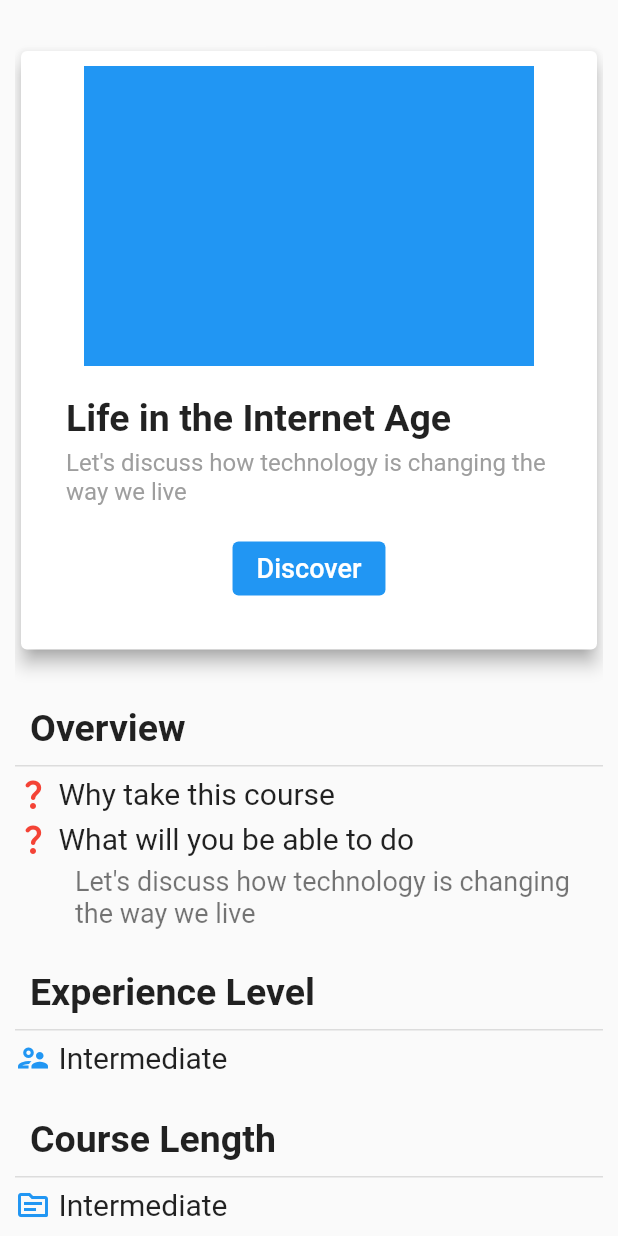
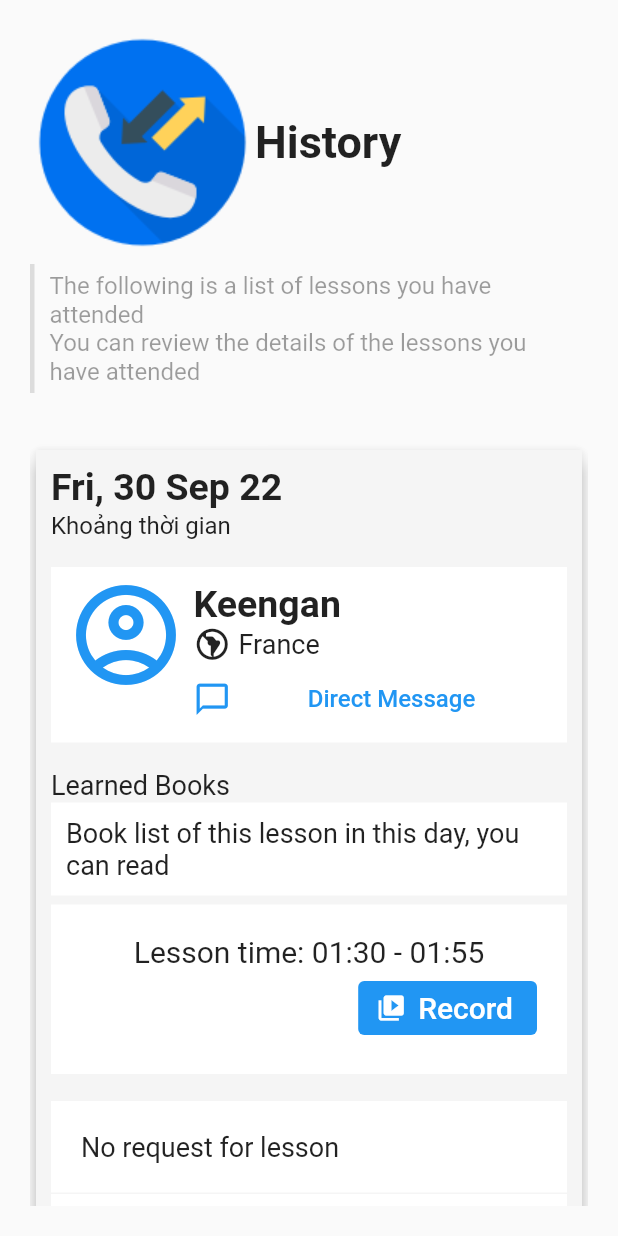
Before and after one commit to TranNgocVy/lectutor, a Flutter app: the screen it shows after launch, on a phone screen of 412 x 824 dp. Run offline on Flutter 3.47's test engine with Material 2 defaults, Android fonts, the phone set to English and light mode, and no system bars; our stand-ins replace flutter_svg_provider.

Commit message:
UI: schedule history

```diff
--- a/lectutor/lib/main.dart
+++ b/lectutor/lib/main.dart
@@ -6,6 +6,7 @@ import 'package:lectutor/auth/login.dart';
 import 'package:lectutor/auth/register.dart';
 import 'package:lectutor/course/courseDetail.dart';
 import 'package:lectutor/course/courseList.dart';
+import 'package:lectutor/schedule/scheduleHistory.dart';
 import 'package:lectutor/teacher/bookAClass.dart';
 import 'package:lectutor/teacher/teacherDetail.dart';
 import 'package:lectutor/teacher/teacherList.dart';
@@ -25,7 +26,7 @@ class MyApp extends StatelessWidget {
       theme: ThemeData(
         primarySwatch: Colors.yellow,
       ),
-      home: CourseDetail(),
+      home: ScheduleHistory(),
       // home: Profile(),
 
     );
--- /dev/null
+++ b/lectutor/lib/model/schedule.dart
@@ -0,0 +1,41 @@
+class Schedule{
+  String _day;
+  String _start;
+  String _end;
+  String _status;
+  int _teacherId;
+
+
+  Schedule(this._day, this._start, this._end, this._status, this._teacherId);
+
+
+  String get day => _day;
+
+  set day(String value) {
+    _day = value;
+  }
+
+  int get teacherId => _teacherId;
+
+  set teacherId(int value) {
+    _teacherId = value;
+  }
+
+  String get status => _status;
+
+  set status(String value) {
+    _status = value;
+  }
+
+  String get end => _end;
+
+  set end(String value) {
+    _end = value;
+  }
+
+  String get start => _start;
+
+  set start(String value) {
+    _start = value;
+  }
+}
--- /dev/null
+++ b/lectutor/lib/model/teacher.dart
@@ -0,0 +1,43 @@
+import 'package:lectutor/model/course.dart';
+import 'package:lectutor/model/schedule.dart';
+
+class Teacher{
+  int _id;
+  String _name;
+  String _natioonality;
+  List<Course> _courseList;
+  List<Schedule> _scheduleList;
+
+  Teacher(this._id, this._name, this._natioonality, this._courseList,
+      this._scheduleList);
+
+  List<Schedule> get scheduleList => _scheduleList;
+
+  set scheduleList(List<Schedule> value) {
+    _scheduleList = value;
+  }
+
+  List<Course> get courseList => _courseList;
+
+  set courseList(List<Course> value) {
+    _courseList = value;
+  }
+
+  String get natioonality => _natioonality;
+
+  set natioonality(String value) {
+    _natioonality = value;
+  }
+
+  String get name => _name;
+
+  set name(String value) {
+    _name = value;
+  }
+
+  int get id => _id;
+
+  set id(int value) {
+    _id = value;
+  }
+}
--- /dev/null
+++ b/lectutor/lib/schedule/scheduleHistory.dart
@@ -0,0 +1,421 @@
+
+import 'package:flutter/material.dart';
+import 'package:lectutor/model/course.dart';
+import 'package:lectutor/model/schedule.dart';
+import '../const/constVar.dart';
+import 'package:flutter_svg_provider/flutter_svg_provider.dart';
+
+import '../model/teacher.dart';
+
+
+
+class ScheduleHistory extends StatelessWidget {
+  const ScheduleHistory({super.key});
+
+  @override
+  Widget build(BuildContext context) {
+    return MaterialApp(
+        title: 'Hi',
+        home: Scaffold(
+          // appBar: AppBar(title: const Text(_title)),
+          resizeToAvoidBottomInset: false,
+          body: ScheduleHistoryPage(),
+        )
+    );
+  }
+}
+
+class ScheduleHistoryPage extends StatefulWidget {
+  const ScheduleHistoryPage({super.key});
+  @override
+  State<ScheduleHistoryPage> createState() => _ScheduleHistoryPage();
+
+}
+
+class _ScheduleHistoryPage extends State<ScheduleHistoryPage> {
+
+
+  @override
+  Widget build(BuildContext context) {
+    return Container(
+      padding: EdgeInsets.all(20),
+      child: ListView(
+        children: <Widget>[
+          Row(
+            mainAxisSize: MainAxisSize.max,
+            crossAxisAlignment: CrossAxisAlignment.center,
+            // mainAxisAlignment: MainAxisAlignment.spaceAround,
+            children: <Widget>[
+              Image(
+                image: Svg('asset/icon/history.svg'),
+              ),
+
+              Text(
+                "History",
+                textAlign: TextAlign.center,
+                style: TextStyle(
+                  fontSize: 30,
+                  fontWeight: FontWeight.bold,
+                ),
+              ),
+
+
+              // Expanded(
+              //   child: Container(
+              //     padding: EdgeInsets.only(left: 5,top: 5),
+              //     child: Column(
+              //       crossAxisAlignment: CrossAxisAlignment.start,
+              //       mainAxisSize: MainAxisSize.min,
+              //       children: <Widget>[
+              //         SizedBox(height: ConstVar.minspace),
+              //       ],
+              //     ),
+              //   ),
+              // ),
+
+            ],
+          ),
+
+          SizedBox(height: ConstVar.minspace),
+
+          Container(
+            padding: EdgeInsets.fromLTRB(10, 5, 10, 5),
+            decoration: BoxDecoration(
+              border: Border(
+                left: BorderSide(color: Colors.black12, width: 3),
+              ),
+            ),
+            child: Expanded(
+              child: Column(
+                children: <Widget>[
+                  Row(
+                    children: <Widget>[
+                      Expanded(
+                        child: Text(
+                          "The following is a list of lessons you have attended",
+                          style: TextStyle(
+                              color: Colors.black38,
+                              fontSize: 16
+                          ),
+                        ),
+                      )
+                    ],
+                  ),
+                  Row(
+                    children: <Widget>[
+                      Expanded(
+                        child: Text(
+                          "You can review the details of the lessons you have attended",
+                          style: TextStyle(
+                              color: Colors.black38,
+                              fontSize: 16
+                          ),
+                        ),
+                      )
+                    ],
+                  ),
+                ],
+              ),
+            ),
+          ),
+
+
+          SizedBox(height: ConstVar.largespace),
+
+          Column(
+            children:
+            getScheduleList([Schedule("Fri, 30 Sep 22","01:30", "01:55", "finish",1), Schedule("Fri, 30 Sep 22", "02:", "02:25", "finish",1)],
+                [Teacher(1, "Keengan", "France", [], []), Teacher(1, "Keengan", "France", [], [])]),
+          )
+        ]
+      )
+    );
+
+
+
+  }
+
+  List<Widget> getScheduleList(List<Schedule> scheduleList, List<Teacher> teacherList){
+    List<Widget> list = [];
+    for (var i = 0; i < scheduleList.length; i++){
+      list.add(SizedBox(height: 10,));
+      list.add( Card(
+        child: Container(
+          padding: EdgeInsets.all(10),
+          color: Colors.grey.shade100,
+          child: Column(
+            crossAxisAlignment: CrossAxisAlignment.start,
+            children: <Widget>[
+              Container(
+                child: Column(
+                  crossAxisAlignment: CrossAxisAlignment.start,
+                  children: <Widget>[
+                    Text(
+                      scheduleList[i].day,
+                      style: TextStyle(
+                        fontSize: 25,
+                        fontWeight: FontWeight.bold,
+                      ),
+                    ),
+                    SizedBox(height: 2,),
+                    Text(
+                      "Khoảng thời gian",
+                      textAlign: TextAlign.start,
+                      style: TextStyle(
+                        fontSize: 16,
+                        color: Colors.black87,
+                      ),
+                    )
+                  ],
+                ),
+              ),
+
+              SizedBox(height: ConstVar.mediumspace,),
+
+              Container(
+                padding: EdgeInsets.fromLTRB(10,5,10,5),
+                color: Colors.white,
+                child: Row(
+                  mainAxisSize: MainAxisSize.max,
+                  crossAxisAlignment: CrossAxisAlignment.start,
+                  children: <Widget>[
+                    Icon(
+                      Icons.account_circle_outlined,
+                      size: 80,
+                      color: Colors.blue,
+                    ),
+
+                    Expanded(
+                      child: Container(
+                        padding: EdgeInsets.only(left: 5,top: 5),
+                        child: Column(
+                          // crossAxisAlignment: CrossAxisAlignment.center,
+                          mainAxisSize: MainAxisSize.min,
+                          children: <Widget>[
+                            Row(
+                              children: <Widget>[
+                                Expanded(
+                                  child: Text(
+                                    teacherList[i].name,
+                                    style: TextStyle(
+                                      fontSize: 25,
+                                      fontWeight: FontWeight.bold,
+                                    ),
+                                  ),)
+                              ],
+                              mainAxisSize: MainAxisSize.min,
+                            ),
+                            // SizedBox(height: 1),
+                            Row(
+                              children: <Widget>[
+                                Icon(
+                                  Icons.south_america_sharp,
+                                  size: 25,
+                                ),
+                                SizedBox(width: 5,),
+                                Expanded(
+                                  child: Text(
+                                    teacherList[i].natioonality,
+                                    style: TextStyle(
+                                      fontSize: 18,
+                                      color: Colors.black87,
+                                    ),
+                                  ),
+                                ),
+
+                              ],
+                            ),
+                            // SizedBox(height: 1),
+                            Row(
+                              children: <Widget>[
+                                Icon(
+                                  Icons.messenger_outline_outlined,
+                                  color: Colors.blue,
+                                  size: 25,
+                                ),
+                                Expanded(
+                                  child: TextButton(
+                                    onPressed: null,
+                                    child: Text(
+                                      "Direct Message",
+                                      style: TextStyle(
+                                        fontSize: 16,
+                                        color: Colors.blue,
+                                      ),
+                                    ),
+                                  ),
+                                ),
+
+                              ],
+                            ),
+                          ],
+                        ),
+                      ),
+                    ),
+
+                  ],
+                ),
+              ),
+
+              SizedBox(height: ConstVar.mediumspace,),
+
+              Container(
+                child: Column(
+                  crossAxisAlignment: CrossAxisAlignment.start,
+
+                  children: <Widget>[
+                    Text(
+                      "Learned Books",
+                      textAlign: TextAlign.left,
+                      style: TextStyle(
+                        color: Colors.black87,
+                        fontSize: 18,
+                      ),
+                    ),
+                    SizedBox(height: 1,),
+                    Container(
+                      padding: EdgeInsets.all(10),
+                      color: Colors.white,
+                      child: Expanded(
+                        child: Text(
+                          "Book list of this lesson in this day, you can read",
+                          style: TextStyle(
+                            fontSize: 18,
+                          ),
+                        ),
+                      ),
+                    )
+                  ],
+                ),
+              ),
+              SizedBox(height: ConstVar.minspace,),
+
+              Container(
+                padding: EdgeInsets.all(20),
+                color: Colors.white,
+                child: Column(
+                  crossAxisAlignment: CrossAxisAlignment.end,
+                  children: <Widget>[
+                    Row(
+
+                      children: <Widget>[
+                        Expanded(child: Text(
+                          "Lesson time: " + scheduleList[i].start + " - " + scheduleList[i].end,
+                          textAlign: TextAlign.center,
+                          style: TextStyle(
+                            fontSize: 20,
+                          ),
+                        )),
+                      ],
+                      mainAxisAlignment: MainAxisAlignment.center,
+                    ),
+                    SizedBox(height: 2,),
+                    ElevatedButton.icon(
+                      style: const ButtonStyle(
+                        backgroundColor: MaterialStatePropertyAll<Color>(Colors.blue),
+                      ),
+                      icon: Icon(Icons.video_library, size: 20,color: Colors.white),
+                      label: Text(
+                        'Record',
+                        style: TextStyle(
+                          color: Colors.white,
+                          fontSize: 20,
+                        ),
+                      ),
+                      onPressed: null,
+                    ),
+
+                  ],
+                ),
+              ),
+
+              SizedBox(height: ConstVar.mediumspace,),
+
+              Container(
+                color: Colors.white,
+                child: Column(
+                  children: <Widget>[
+                    Container(
+                      padding: EdgeInsets.all(20),
+                      child: Row(
+                        children: <Widget>[
+                          Expanded(
+                            child: Text(
+                              "No request for lesson",
+                              style: TextStyle(
+                                fontSize: 18,
+                                color: Colors.black87,
+                              ),
+                            ),
+                          )
+                        ],
+                      ),
+                    ),
+                    Container(
+                      padding: EdgeInsets.all(20),
+                      decoration: BoxDecoration(
+                        border: Border(
+                          top: BorderSide(color: Colors.grey.shade100, width: 1),
+                          bottom: BorderSide(color: Colors.grey.shade100, width: 1),
+                        )
+                      ),
+                      child: Row(
+                        children: <Widget>[
+                          Expanded(
+                            child: Text(
+                              "Tutor haven't reviewed yet",
+                              style: TextStyle(
+                                fontSize: 18,
+                                color: Colors.black87,
+                              ),
+                            ),
+                          )
+                        ],
+                      ),
+                    ),
+                    Container(
+                      padding: EdgeInsets.all(20),
+                      child: Row(
+                        mainAxisAlignment: MainAxisAlignment.spaceBetween,
+                        children: <Widget>[
+                          TextButton(
+                            onPressed: null,
+                            child: Text(
+                              "Add a Rating",
+                              textAlign: TextAlign.start,
+                              style: TextStyle(
+                                fontSize: 18,
+                                color: Colors.blue,
+                              ),
+                            ),
+                          ),
+                          TextButton(
+                            onPressed: null,
+                            child: Text(
+                              "Report",
+                              textAlign: TextAlign.end,
+                              style: TextStyle(
+                                fontSize: 18,
+                                color: Colors.blue,
+                              ),
+                            ),
+                          ),
+                        ],
+                      ),
+                    ),
+                  ],
+                ),
+              )
+
+
+            ],
+          ),
+        ),
+        elevation: 5,
+        shadowColor: Colors.grey,
+      ));
+    }
+    return list;
+  }
+
+}
```
Also changed, not shown: lectutor/lib/teacher/teacherDetail.dart (+0 -45 lines), lectutor/pubspec.yaml (+3 -6 lines), lectutor/asset/icon/history.svg (added), lectutor/asset/icon/icon_facebook.svg (deleted), lectutor/asset/icon/icon_google.png (deleted), lectutor/pubspec.lock.
